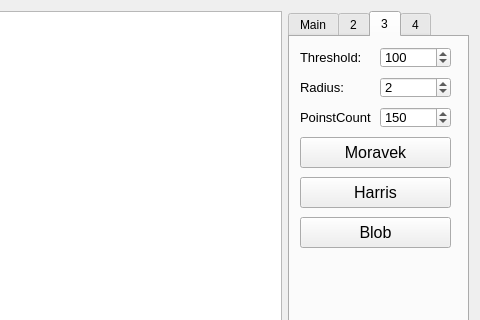
Before: the Qt Designer form Gui/mainwindow.ui in faystmax/ComputerVision, drawn with Qt 5; both pictures show x 662 to 1142 and y 0 to 320 of the 1142 by 595 pixel window.
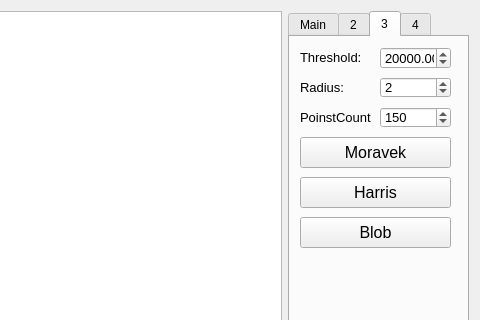
After: the same form once the commit is applied. The open tabs and pages were chosen to show the change. Icons and pictures are not drawn.

What changed in the file:
```diff
--- a/Gui/mainwindow.ui
+++ b/Gui/mainwindow.ui
@@ -555,30 +555,6 @@
          <string>Threshold:</string>
         </property>
        </widget>
-       <widget class="QSpinBox" name="ThresholdSpinBox">
-        <property name="geometry">
-         <rect>
-          <x>90</x>
-          <y>10</y>
-          <width>71</width>
-          <height>21</height>
-         </rect>
-        </property>
-        <property name="font">
-         <font>
-          <pointsize>10</pointsize>
-         </font>
-        </property>
-        <property name="maximum">
-         <number>1199998</number>
-        </property>
-        <property name="singleStep">
-         <number>1</number>
-        </property>
-        <property name="value">
-         <number>100</number>
-        </property>
-       </widget>
        <widget class="QPushButton" name="moravekButton">
         <property name="geometry">
          <rect>
@@ -711,6 +687,33 @@
          <string>Blob</string>
         </property>
        </widget>
+       <widget class="QDoubleSpinBox" name="ThresholdSpinBox">
+        <property name="geometry">
+         <rect>
+          <x>90</x>
+          <y>10</y>
+          <width>71</width>
+          <height>22</height>
+         </rect>
+        </property>
+        <property name="font">
+         <font>
+          <pointsize>10</pointsize>
+         </font>
+        </property>
+        <property name="decimals">
+         <number>2</number>
+        </property>
+        <property name="maximum">
+         <double>99999.990000000005239</double>
+        </property>
+        <property name="singleStep">
+         <double>0.010000000000000</double>
+        </property>
+        <property name="value">
+         <double>20000.000000000000000</double>
+        </property>
+       </widget>
       </widget>
       <widget class="QWidget" name="tab_4">
        <attribute name="title">
```
Left out of the diff: 21 changed lines with no effect on the pictures.
